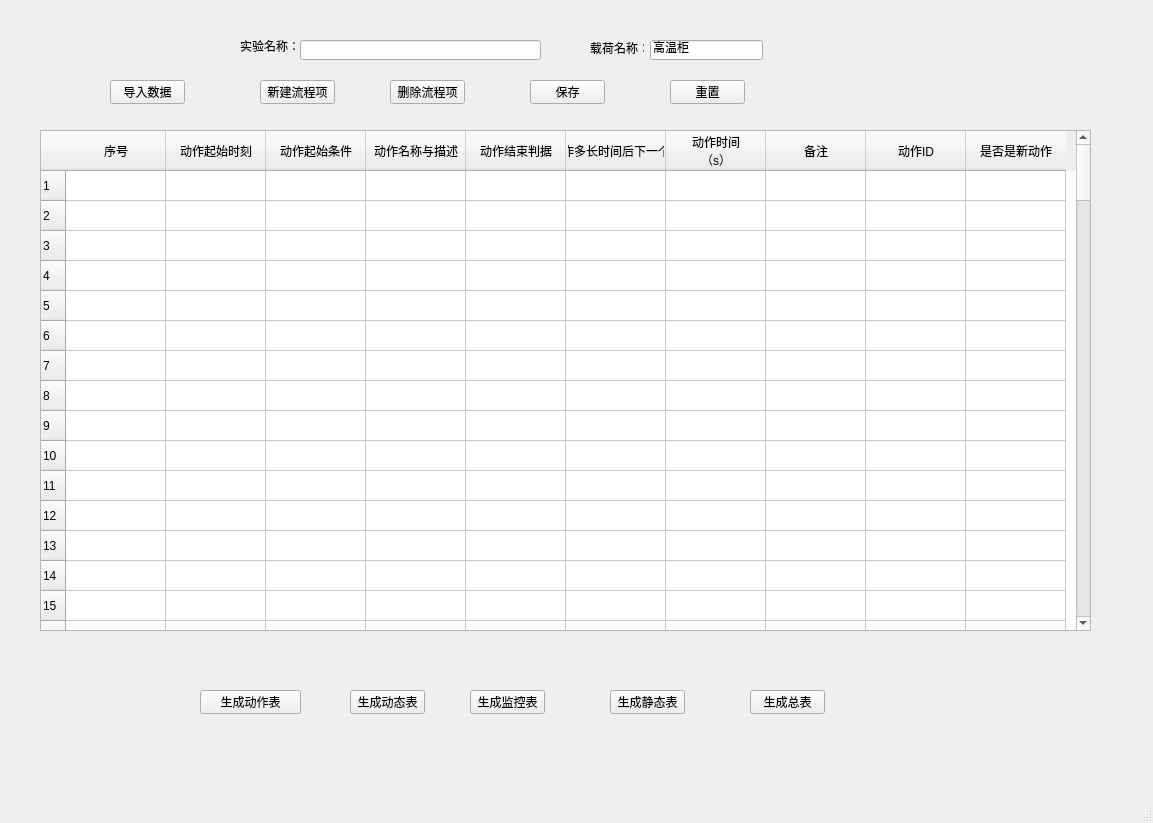
This is ui/mainwindow.ui in JcypVacant/-experiment-process-config as Qt 5 draws it before an edit. The edited form follows.
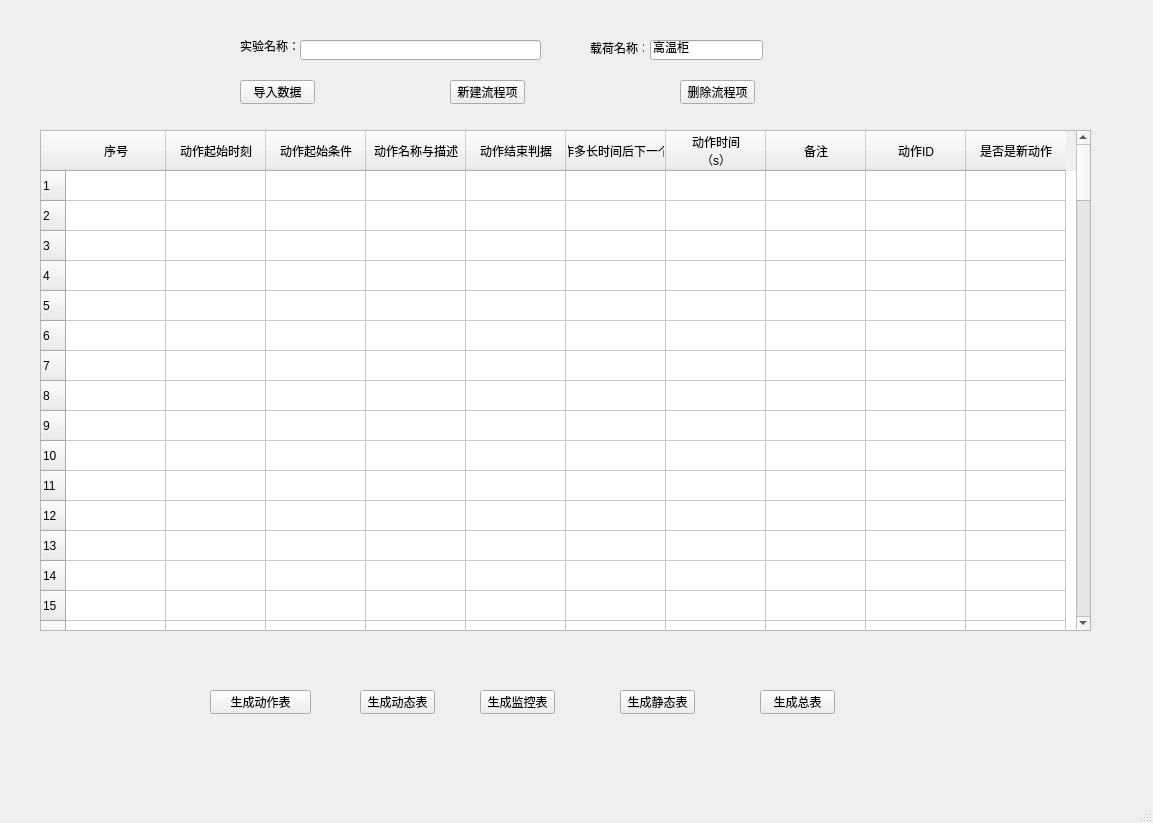
This is the edited form.

Patch:
```diff
--- a/ui/mainwindow.ui
+++ b/ui/mainwindow.ui
@@ -270,7 +270,7 @@
    <widget class="QPushButton" name="newItemButton">
     <property name="geometry">
      <rect>
-      <x>260</x>
+      <x>450</x>
       <y>80</y>
       <width>75</width>
       <height>24</height>
@@ -280,36 +280,10 @@
      <string>新建流程项</string>
     </property>
    </widget>
-   <widget class="QPushButton" name="savePushButton">
-    <property name="geometry">
-     <rect>
-      <x>530</x>
-      <y>80</y>
-      <width>75</width>
-      <height>24</height>
-     </rect>
-    </property>
-    <property name="text">
-     <string>保存</string>
-    </property>
-   </widget>
-   <widget class="QPushButton" name="resetPushButton">
-    <property name="geometry">
-     <rect>
-      <x>670</x>
-      <y>80</y>
-      <width>75</width>
-      <height>24</height>
-     </rect>
-    </property>
-    <property name="text">
-     <string>重置</string>
-    </property>
-   </widget>
    <widget class="QPushButton" name="pushButton_1">
     <property name="geometry">
      <rect>
-      <x>200</x>
+      <x>210</x>
       <y>690</y>
       <width>101</width>
       <height>24</height>
@@ -322,7 +296,7 @@
    <widget class="QPushButton" name="pushButton_2">
     <property name="geometry">
      <rect>
-      <x>350</x>
+      <x>360</x>
       <y>690</y>
       <width>75</width>
       <height>24</height>
@@ -335,7 +309,7 @@
    <widget class="QPushButton" name="pushButton_4">
     <property name="geometry">
      <rect>
-      <x>610</x>
+      <x>620</x>
       <y>690</y>
       <width>75</width>
       <height>24</height>
@@ -348,7 +322,7 @@
    <widget class="QPushButton" name="pushButton_5">
     <property name="geometry">
      <rect>
-      <x>750</x>
+      <x>760</x>
       <y>690</y>
       <width>75</width>
       <height>24</height>
@@ -361,7 +335,7 @@
    <widget class="QPushButton" name="pushButton_3">
     <property name="geometry">
      <rect>
-      <x>470</x>
+      <x>480</x>
       <y>690</y>
       <width>75</width>
       <height>24</height>
@@ -374,7 +348,7 @@
    <widget class="QPushButton" name="deleteItemPushButton">
     <property name="geometry">
      <rect>
-      <x>390</x>
+      <x>680</x>
       <y>80</y>
       <width>75</width>
       <height>24</height>
@@ -387,7 +361,7 @@
    <widget class="QPushButton" name="loadDataPushButton">
     <property name="geometry">
      <rect>
-      <x>110</x>
+      <x>240</x>
       <y>80</y>
       <width>75</width>
       <height>24</height>
```
Left out of the diff: 2 changed lines with no effect on the pictures.
